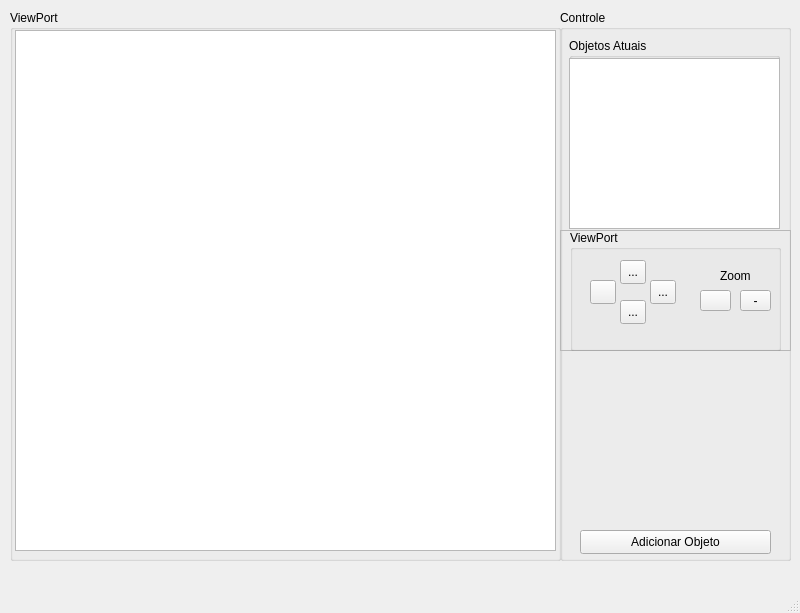
Qt form UI/MainWindow.ui (ricardofachini/trabalho1-transformada-viewport) before a commit.
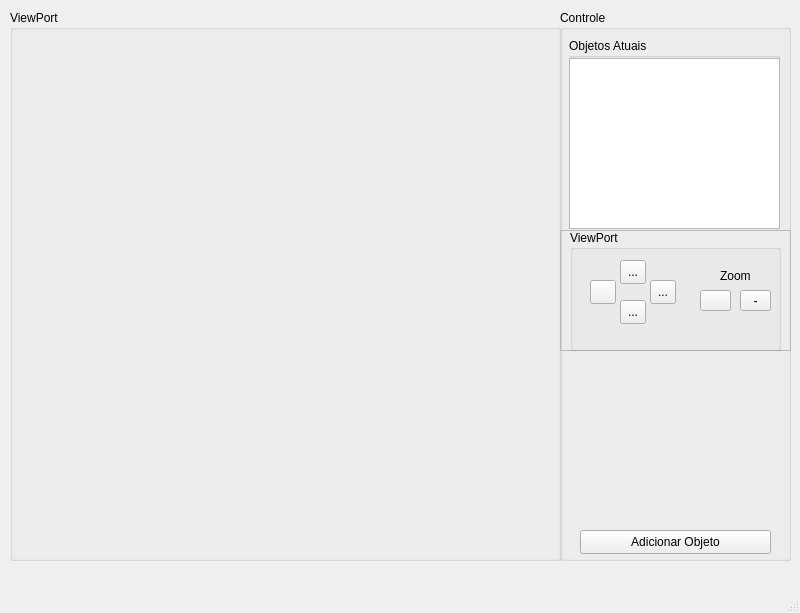
The same form after that commit. Icons and pictures are not drawn.

Commit message: Resolvidos conflitos para inserção de novo Dialog de criação de objetos.

The edit to the form file:
```diff
--- a/UI/MainWindow.ui
+++ b/UI/MainWindow.ui
@@ -14,16 +14,6 @@
    <string>MainWindow</string>
   </property>
   <widget class="QWidget" name="centralwidget">
-   <widget class="QGraphicsView" name="graphicsView">
-    <property name="geometry">
-     <rect>
-      <x>15</x>
-      <y>30</y>
-      <width>541</width>
-      <height>521</height>
-     </rect>
-    </property>
-   </widget>
    <widget class="QFrame" name="frame">
     <property name="geometry">
      <rect>
@@ -262,6 +252,19 @@
     <property name="title">
      <string>ViewPort</string>
     </property>
+    <widget class="QLabel" name="labelContainerForCanvas">
+     <property name="geometry">
+      <rect>
+       <x>10</x>
+       <y>30</y>
+       <width>531</width>
+       <height>511</height>
+      </rect>
+     </property>
+     <property name="text">
+      <string/>
+     </property>
+    </widget>
    </widget>
    <zorder>groupBox_5</zorder>
    <zorder>groupBox_4</zorder>
```
Left out of the diff: 1 changed line with no effect on the pictures. The commit also changes 1 other file.
